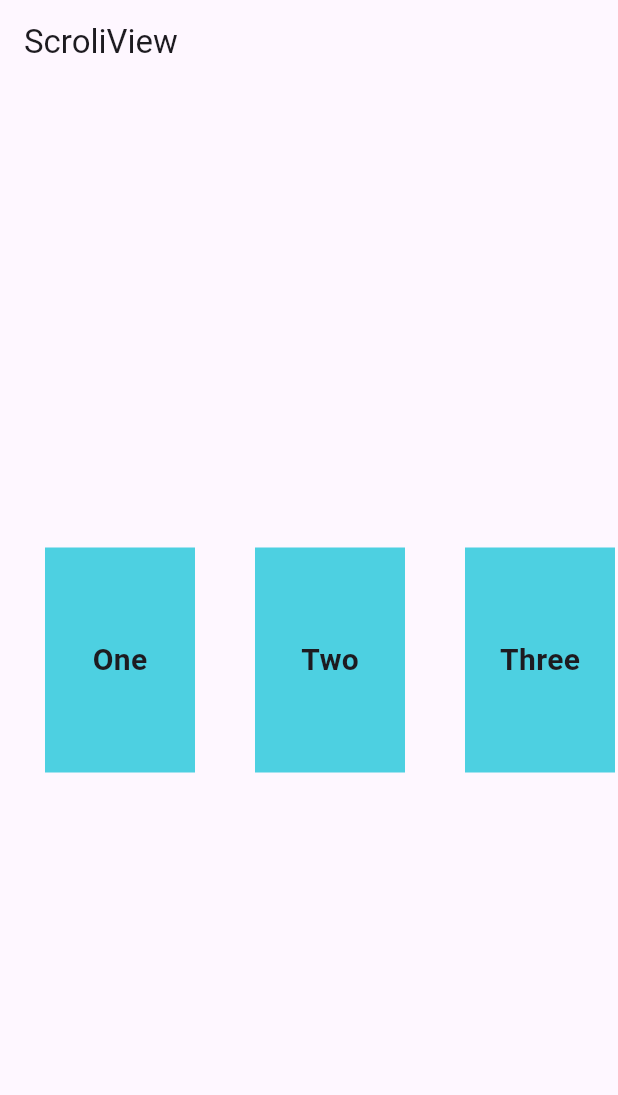
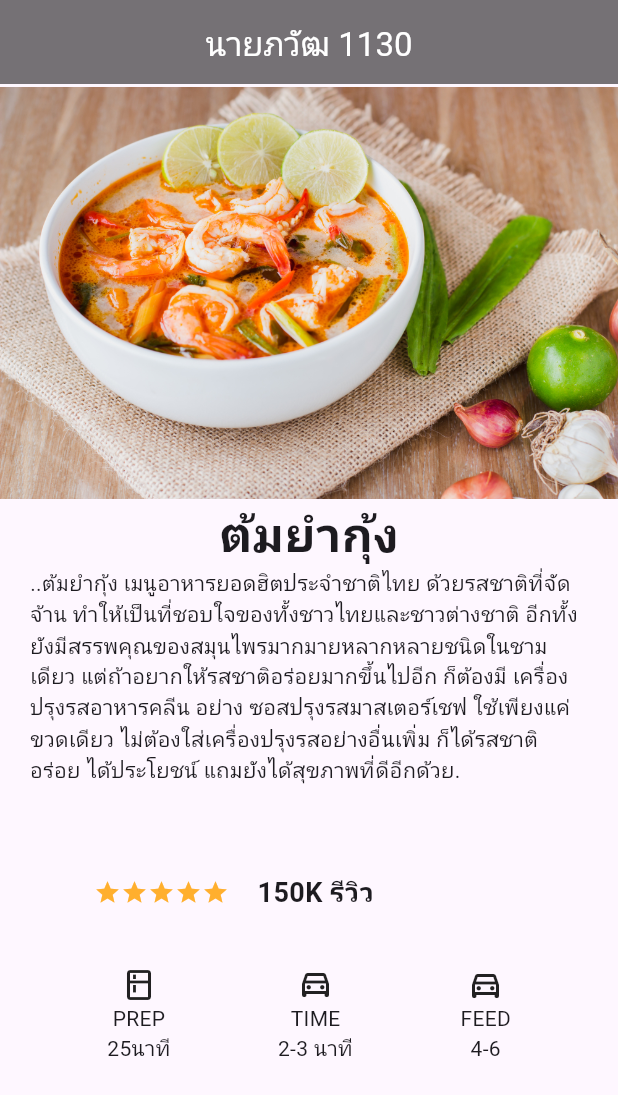
Before and after one commit to pawataven/flutter_sample, a Flutter app: the screen it shows after launch, on a phone screen of 412 x 824 dp. Shown: the top 1095 px of the screen. Run offline on Flutter 3.47's test engine with Material 3 defaults, Android fonts, the phone set to English and light mode, and no system bars.

Commit message:
work widget

```diff
--- a/lib/main.dart
+++ b/lib/main.dart
@@ -1,9 +1,10 @@
 import 'package:flutter/material.dart';
-import 'package:flutter_2/scroll.dart';
+// import 'package:flutter_2/scroll.dart';
 // import 'package:flutter_2/my_container.dart';
+import 'package:flutter_2/work_widget.dart';
 
 void main() {
   runApp( const MaterialApp(
-    home: MyScrliView(),
+    home: WyWidgetWork(),
   ));
 }
--- a/lib/my_container.dart
+++ b/lib/my_container.dart
@@ -5,13 +5,13 @@ class MyContainer extends StatelessWidget {
 
   @override
   Widget build(BuildContext context){
-    return  MaterialApp(
+    return MaterialApp(
       debugShowCheckedModeBanner: false,
       title: 'Using Container',
       home: Scaffold(
         appBar: AppBar(
           backgroundColor:  Colors.amber[900],
-          title: const Text(' เเอปของนายภวัฒ'),
+          title: const Text('เเอปของนายภวัฒ'),
           centerTitle: true,
         ),
         body: Center(
@@ -53,11 +53,12 @@ class MyContainer extends StatelessWidget {
           color: Colors.black12,
           height: 300,
           width: 300,
-          margin: const EdgeInsets.all(60),
-          padding: const EdgeInsets.only(left: 60, top: 100),
+          margin: const EdgeInsets.all(50),
+          padding: const EdgeInsets.only(left: 0, top: 100),
           child: const Text("ฮัลโล๋เวลคัม" ,
+          textAlign: TextAlign.center,
           style: TextStyle(fontSize: 35,
-                 fontWeight: FontWeight.bold),
+          fontWeight: FontWeight.bold),
         ),
   );
 }
--- /dev/null
+++ b/lib/work_widget.dart
@@ -0,0 +1,140 @@
+import 'package:flutter/material.dart';
+
+class WyWidgetWork extends StatelessWidget {
+  const WyWidgetWork({super.key});
+
+  @override
+  Widget build(BuildContext context) {
+    return MaterialApp(
+      debugShowCheckedModeBanner: false,
+      home: Scaffold(
+        appBar: AppBar(
+          title: const Text("นายภวัฒ 1130"),
+          centerTitle: true,
+          backgroundColor: Colors.black54,
+          titleTextStyle: const TextStyle(
+            fontSize: 22,
+            color: Colors.white,
+          ),
+        ),
+        body: Center(
+          child: Column(
+            children: [
+              container1(),
+              container2(),
+              container3(),
+            ],
+          ),
+        ),
+      ),
+    );
+  }
+
+  Widget container1() => Container(
+        padding: const EdgeInsets.only(top: 2),
+        child: Image.asset(
+          "assets/tomyam.jpg",
+          fit: BoxFit.scaleDown,
+          width: 500,
+        ),
+      );
+
+  Widget container2() => Container(
+        padding: const EdgeInsets.only(left: 20, right: 20),
+        child: const Column(
+          children: [
+            Text(
+              'ต้มยำกุ้ง',
+              style: TextStyle(
+                fontSize: 32,
+                fontWeight: FontWeight.w600,
+              ),
+            ),
+            Text(
+              '..ต้มยำกุ้ง เมนูอาหารยอดฮิตประจำชาติไทย ด้วยรสชาติที่จัดจ้าน ทำให้เป็นที่ชอบใจของทั้งชาวไทยและชาวต่างชาติ อีกทั้งยังมีสรรพคุณของสมุนไพรมากมายหลากหลายชนิดในชามเดียว แต่ถ้าอยากให้รสชาติอร่อยมากขึ้นไปอีก ก็ต้องมี เครื่องปรุงรสอาหารคลีน อย่าง ซอสปรุงรสมาสเตอร์เชฟ ใช้เพียงแค่ขวดเดียว ไม่ต้องใส่เครื่องปรุงรสอย่างอื่นเพิ่ม ก็ได้รสชาติอร่อย ได้ประโยชน์ แถมยังได้สุขภาพที่ดีอีกด้วย.',
+              style: TextStyle(),
+            ),
+          ],
+        ),
+      );
+
+  Widget container3() => Container(
+        child: const Column(
+          mainAxisAlignment: MainAxisAlignment.center,
+          children: <Widget>[
+            SizedBox(
+              height: 20,
+            ),
+            Row(
+              mainAxisAlignment: MainAxisAlignment.center,
+              children: [
+                Icon(
+                  Icons.star,
+                  size: 18,
+                  color: Color.fromARGB(255, 255, 175, 46),
+                ),
+                Icon(
+                  Icons.star,
+                  size: 18,
+                  color: Color.fromARGB(255, 255, 175, 46),
+                ),
+                Icon(
+                  Icons.star,
+                  size: 18,
+                  color: Color.fromARGB(255, 255, 175, 46),
+                ),
+                Icon(
+                  Icons.star,
+                  size: 18,
+                  color: Color.fromARGB(255, 255, 175, 46),
+                ),
+                Icon(
+                  Icons.star,
+                  size: 18,
+                  color: Color.fromARGB(255, 255, 175, 46),
+                ),
+
+                Row(
+                  children: [
+                    Text('    150K รีวิว',
+                    style: TextStyle(
+                      fontSize: 18,
+                      fontWeight: FontWeight.bold,
+                    ),
+                    ),
+                  ],
+                ),
+                Padding(padding: EdgeInsets.all(50)),
+              ],
+            ),
+            Row(
+              mainAxisAlignment: MainAxisAlignment.spaceEvenly,
+              children: [
+                Column(
+                  children: [
+                    Icon(Icons.kitchen_outlined),
+                    Text('PREP'),
+                    Text('25นาที'),
+                  ],
+                ),
+                Column(
+                  children: [
+                    Icon(Icons.time_to_leave_outlined),
+                    Text('TIME'),
+                    Text('2-3 นาที'),
+                  ],
+                ),
+                Column(
+                  children: [
+                    Icon(Icons.time_to_leave_outlined),
+                    Text('FEED'),
+                    Text('4-6'),
+                  ],
+
+                ),
+              ],
+            )
+          ],
+        ),
+      );
+}
--- a/pubspec.yaml
+++ b/pubspec.yaml
@@ -59,9 +59,8 @@ flutter:
   uses-material-design: true
 
   # To add assets to your application, add an assets section, like this:
-  # assets:
-  #   - images/a_dot_burr.jpeg
-  #   - images/a_dot_ham.jpeg
+  assets:
+      - assets/
 
   # An image asset can refer to one or more resolution-specific "variants", see
   # https://flutter.dev/to/resolution-aware-images
```
Also changed, not shown: assets/tomyam.jpg (added).
